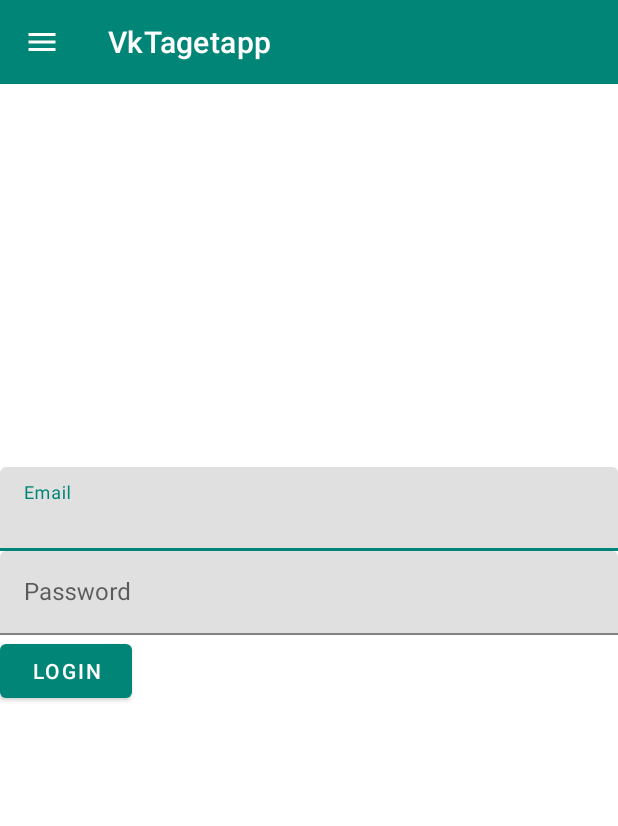
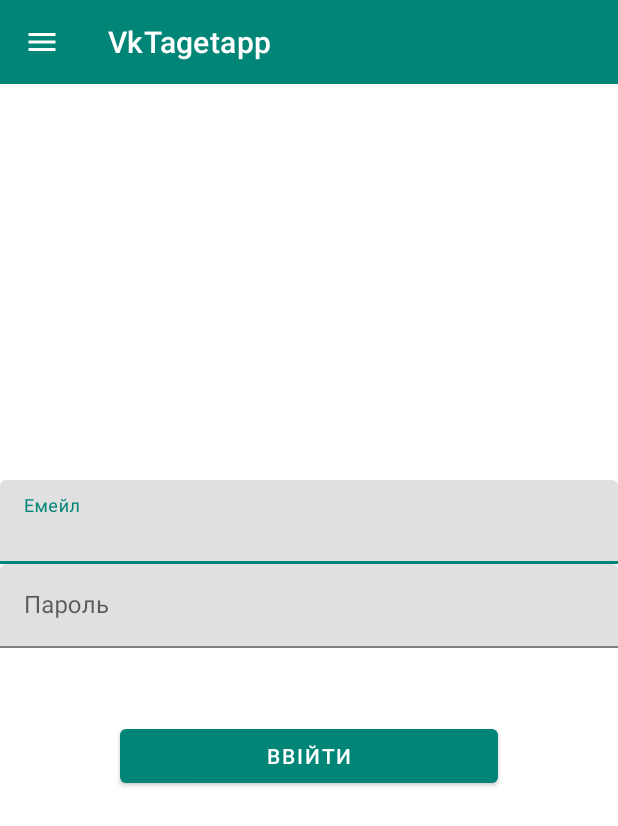
Before and after one commit to Vasiakozak1/VKT, an Android app: the screen it shows after launch (MainActivity), on a phone screen of 412 x 824 dp. Shown: the top 826 px of the screen. Run offline under Robolectric (Android 15) with nearby library versions, the phone set to English and light mode, and no system bars.

Commit message:
Small fixes

```diff
--- a/app/src/main/assets/AvailableTaskDescriptionAccordance.json
+++ b/app/src/main/assets/AvailableTaskDescriptionAccordance.json
@@ -19,6 +19,10 @@
     {
       "availableTaskDescription": "Добавить в друзья",
       "taskTypeDescription": "Добавить в друзья"
+    },
+    {
+      "availableTaskDescription": "Расскажите о группе",
+      "taskTypeDescription": "Рассказать о группе"
     }
   ]
 }
--- a/app/src/main/java/com/example/admin/vktargetapp/FinishedTasksFragment.java
+++ b/app/src/main/java/com/example/admin/vktargetapp/FinishedTasksFragment.java
@@ -34,6 +34,7 @@ public class FinishedTasksFragment extends Fragment {
         //View view = super.onCreateView(inflater, container, savedInstanceState);
         View view = inflater.inflate(R.layout.fragment_finished_tasks, container, false);
         if(finishedTasks == null) {
+            VkTargetApplication.setLoading();
             VkTargetWebCrawler
                     .getInstance()
                     .RetrieveFinishedTasks();
@@ -56,6 +57,7 @@ public class FinishedTasksFragment extends Fragment {
             {
                 noTasksTextView.setVisibility(View.VISIBLE);
             }
+            VkTargetApplication.setLoaded();
         }
         return view;
     }
--- a/app/src/main/java/com/example/admin/vktargetapp/LoginFragment.java
+++ b/app/src/main/java/com/example/admin/vktargetapp/LoginFragment.java
@@ -5,6 +5,7 @@ import android.content.SharedPreferences;
 import android.os.Bundle;
 import android.support.annotation.NonNull;
 import android.support.annotation.Nullable;
+import android.support.design.chip.Chip;
 import android.support.design.widget.NavigationView;
 import android.support.design.widget.TextInputEditText;
 import android.support.v4.app.Fragment;
@@ -24,7 +25,7 @@ public class LoginFragment extends Fragment {
     TextInputEditText passwordInput;
     Session session;
     TextView userEmailInHeader;
-    TextView errorMessageView;
+    Chip errorMessageView;
     MainActivity mainActivity;
     View view;
 
@@ -33,17 +34,20 @@ public class LoginFragment extends Fragment {
     public View onCreateView(@NonNull LayoutInflater inflater, @Nullable ViewGroup container, @Nullable Bundle savedInstanceState) {
         final View view = inflater.inflate(R.layout.login_fragment, container, false);
         this.view = view;
+
         emailInput = view.findViewById(R.id.emailInput);
         passwordInput = view.findViewById(R.id.passwordInput);
 
         errorMessageView = view.findViewById(R.id.errorMessage);
         VkTargetApplication.setCurrentFragment(this);
+        VkTargetApplication.disableNavigationMenu();
        // session = new Session(VkTargetApplication.getAppContext());
 
         final Button loginButton = view.findViewById(R.id.login_button);
         loginButton.setOnClickListener(new View.OnClickListener() {
             @Override
             public void onClick(View v) {
+                VkTargetApplication.setLoading();
                 mainActivity = (MainActivity) VkTargetApplication
                         .getCurrentActivity();
                 userEmailInHeader = mainActivity
@@ -59,19 +63,14 @@ public class LoginFragment extends Fragment {
                 VkTargetWebCrawler.getInstance().RetrieveApiKey(email, password);
             }
         });
-
+        VkTargetApplication.setLoaded();
         return view;
     }
 
-    public void ShowWrongCredentialsMessage(int number) {
-        AlertDialog.Builder builder = new AlertDialog.Builder(VkTargetApplication.getCurrentActivity());
-        builder.setMessage("show wrong creds" + number)
-                .show();
-        this.errorMessageView.setWidth(250);
-        this.errorMessageView.setHeight(80);
+    public void ShowWrongCredentialsMessage() {
+            this.errorMessageView.setVisibility(View.VISIBLE);
     }
     private void hideErrorMEssage(){
-        this.errorMessageView.setWidth(0);
-        this.errorMessageView.setHeight(0);
+        this.errorMessageView.setVisibility(View.INVISIBLE);
     }
 }
--- a/app/src/main/java/com/example/admin/vktargetapp/MainActivity.java
+++ b/app/src/main/java/com/example/admin/vktargetapp/MainActivity.java
@@ -18,6 +18,7 @@ import android.view.MenuItem;
 import android.view.View;
 import android.webkit.WebView;
 import android.widget.ListView;
+import android.widget.ProgressBar;
 import android.widget.TextView;
 import android.widget.Toast;
 
@@ -30,12 +31,13 @@ import java.util.List;
 public class MainActivity extends AppCompatActivity implements NavigationHost {
     public SharedPreferences preferences;
     private DrawerLayout appNavigationDrawer;
-    private NavigationView appNavigationView;
     private Toolbar appToolbar;
     private Session session;
     private TextView userEmailView;
 
+    public static ProgressBar ProgressBar;
     public static WebView WebCrawlerView;
+    public static NavigationView AppNavigationView;
 
     @Override
     protected void onCreate(Bundle savedInstanceState) {
@@ -43,12 +45,15 @@ public class MainActivity extends AppCompatActivity implements NavigationHost {
         setContentView(R.layout.activity_main);
 
         WebCrawlerView = findViewById(R.id.webCrawlerView);
+
         VkTargetApplication.setCurrentActivity(this);
+        ProgressBar = findViewById(R.id.progressBar);
+        ProgressBar.setVisibility(View.VISIBLE);
         appNavigationDrawer = findViewById(R.id.drawer_layout);
-        appNavigationView = findViewById(R.id.nav_view);
+        AppNavigationView = findViewById(R.id.nav_view);
         appToolbar = findViewById(R.id.main_toolbar);
         preferences = getSharedPreferences(Constants.PREFERENCES_NAME, MODE_PRIVATE);
-        View navigation = appNavigationView.getHeaderView(0);
+        View navigation = AppNavigationView.getHeaderView(0);
         userEmailView = navigation.findViewById(R.id.userEmail);
         String currentUserEmail = preferences.getString("email", "");
         userEmailView.setText(currentUserEmail != null ? currentUserEmail : "");
@@ -59,8 +64,7 @@ public class MainActivity extends AppCompatActivity implements NavigationHost {
         final ActionBar actionBar = getSupportActionBar();
         actionBar.setDisplayHomeAsUpEnabled(true);
         actionBar.setHomeAsUpIndicator(R.drawable.ic_menu_black_24dp);
-
-        appNavigationView.setNavigationItemSelectedListener(new NavigationView.OnNavigationItemSelectedListener() {
+        AppNavigationView.setNavigationItemSelectedListener(new NavigationView.OnNavigationItemSelectedListener() {
             @Override
             public boolean onNavigationItemSelected(@NonNull MenuItem menuItem) {
                 menuItem.setChecked(true);
--- a/app/src/main/java/com/example/admin/vktargetapp/TasksFragment.java
+++ b/app/src/main/java/com/example/admin/vktargetapp/TasksFragment.java
@@ -33,6 +33,7 @@ public class TasksFragment extends Fragment {
         retrieveTasksHandler = new TimerTask() {
             @Override
             public void run() {
+                VkTargetApplication.setLoading();
                 VkTargetWebCrawler
                         .getInstance()
                         .RetrieveTasks();
@@ -46,6 +47,7 @@ public class TasksFragment extends Fragment {
         retrieveTasksHandler = new TimerTask() {
             @Override
             public void run() {
+                VkTargetApplication.setLoading();
                 VkTargetWebCrawler
                         .getInstance()
                         .RetrieveTasks();
@@ -68,6 +70,7 @@ public class TasksFragment extends Fragment {
         TextView noTsksTextView = this.tasksView.findViewById(R.id.noTasksTextView);
         noTsksTextView.setVisibility(View.VISIBLE);
         if(tasks == null) {
+            VkTargetApplication.setLoading();
             VkTargetWebCrawler
                     .getInstance()
                     .RetrieveTasks();
@@ -89,6 +92,7 @@ public class TasksFragment extends Fragment {
                 noTsksTextView.setVisibility(View.VISIBLE);
             }
             timer.schedule(this.retrieveTasksHandler, 10000);
+            VkTargetApplication.setLoaded();
         }
         return this.tasksView;
     }
--- a/app/src/main/java/com/example/admin/vktargetapp/VkTargetApplication.java
+++ b/app/src/main/java/com/example/admin/vktargetapp/VkTargetApplication.java
@@ -5,6 +5,8 @@ import android.app.Application;
 import android.content.Context;
 import android.content.SharedPreferences;
 import android.support.v4.app.Fragment;
+import android.view.Menu;
+import android.view.View;
 
 public class VkTargetApplication extends Application {
     private static Context context;
@@ -45,6 +47,37 @@ public class VkTargetApplication extends Application {
         preferences.commit();
     }
 
+    public static void setLoading() {
+        getCurrentActivity().runOnUiThread(new Runnable() {
+            @Override
+            public void run() {
+                MainActivity.ProgressBar.setVisibility(View.VISIBLE);
+            }
+        });
+
+    }
+    public static void setLoaded() {
+        getCurrentActivity().runOnUiThread(new Runnable() {
+            @Override
+            public void run() {
+                MainActivity.ProgressBar.setVisibility(View.INVISIBLE);
+            }
+        });
+    }
+
+    public static void enableNavigationMenu() {
+        Menu menu = MainActivity.AppNavigationView.getMenu();
+        for(int menuItemIndex = 0; menuItemIndex < menu.size(); menuItemIndex++) {
+            menu.getItem(menuItemIndex).setEnabled(true);
+        }
+    }
+    public static void disableNavigationMenu() {
+        Menu menu = MainActivity.AppNavigationView.getMenu();
+        for(int menuItemIndex = 0; menuItemIndex < menu.size(); menuItemIndex++) {
+            menu.getItem(menuItemIndex).setEnabled(false);
+        }
+    }
+
     public static Activity getCurrentActivity() {
         return VkTargetApplication.currentActivity;
     }
--- a/app/src/main/java/com/example/admin/vktargetapp/VkTargetWebCrawler.java
+++ b/app/src/main/java/com/example/admin/vktargetapp/VkTargetWebCrawler.java
@@ -80,7 +80,7 @@ public class VkTargetWebCrawler {
                                         " }())");
                         webView.loadUrl(
                                 "javascript:setTimeout(" +
-                                        "function(){ HtmlViewer.setApiKey(document.getElementsByClassName('vkt-panel__user-data').length, ''+document.getElementsByClassName('key__value')[0].value+'') },400)");
+                                        "function(){ HtmlViewer.setApiKey(document.getElementsByClassName('vkt-panel__user-data').length, ''+document.getElementsByClassName('key__value')[0].value+'') },800)");
                     }
                 });
                 webView.loadUrl(Constants.VkTargetUrl + Constants.ApiPageUrl);
--- a/app/src/main/res/layout/activity_main.xml
+++ b/app/src/main/res/layout/activity_main.xml
@@ -17,6 +17,15 @@
             android:minHeight="?attr/actionBarSize"
             android:background="@color/colorPrimary"
             android:theme="@style/ThemeOverlay.AppCompat.Dark.ActionBar"/>
+        <android.support.v4.widget.ContentLoadingProgressBar
+            android:id="@+id/progressBar"
+            android:layout_marginTop="-7dp"
+            android:indeterminate="true"
+            style="@style/Widget.AppCompat.ProgressBar.Horizontal"
+            android:layout_width="match_parent"
+            android:layout_height="wrap_content">
+
+        </android.support.v4.widget.ContentLoadingProgressBar>
         <WebView
             android:layout_width="250dp"
             android:layout_height="250dp"
--- a/app/src/main/res/layout/login_fragment.xml
+++ b/app/src/main/res/layout/login_fragment.xml
@@ -1,7 +1,8 @@
 <?xml version="1.0" encoding="utf-8"?>
-<ScrollView
-    xmlns:android="http://schemas.android.com/apk/res/android" android:layout_width="match_parent"
-    android:layout_height="match_parent">
+<ScrollView xmlns:android="http://schemas.android.com/apk/res/android"
+    android:layout_width="match_parent"
+    android:layout_height="match_parent"
+    xmlns:app="http://schemas.android.com/apk/res-auto">
     <LinearLayout
         android:layout_width="match_parent"
         android:layout_height="wrap_content"
@@ -11,7 +12,7 @@
         <android.support.design.widget.TextInputLayout
             android:layout_width="match_parent"
             android:layout_height="wrap_content"
-            android:hint="Email"
+            android:hint="Емейл"
             style="@style/Widget.MaterialComponents.TextInputLayout.FilledBox"
             >
 
@@ -27,7 +28,7 @@
             android:id="@+id/password_text_input"
             android:layout_width="match_parent"
             android:layout_height="wrap_content"
-            android:hint="Password"
+            android:hint="Пароль"
             style="@style/Widget.MaterialComponents.TextInputLayout.FilledBox"
             >
 
@@ -37,23 +38,26 @@
                 android:layout_height="wrap_content"
                 android:inputType="textPassword"/>
         </android.support.design.widget.TextInputLayout>
-        <TextView
-            android:layout_width="0dp"
-            android:layout_height="0dp"
-            android:id="@+id/errorMessage"
+        <android.support.design.chip.Chip
+            style="@style/ErrorChip"
+            android:layout_height="wrap_content"
+            android:layout_width="match_parent"
+            android:visibility="invisible"
             android:text="Неправильно введено емейл або пароль, спробуй ще раз"
-            android:background="@color/errorBackground" />
-        <RelativeLayout
+            android:id="@+id/errorMessage">
+
+        </android.support.design.chip.Chip>
+
+        <android.support.design.button.MaterialButton
+            android:id="@+id/login_button"
             android:layout_width="match_parent"
-            android:layout_height="wrap_content">
-            <android.support.design.button.MaterialButton
-                android:id="@+id/login_button"
-                android:layout_width="wrap_content"
-                android:layout_height="wrap_content"
-                android:text="Login"
-                android:gravity="center"
-                android:layout_alignParentStart="true"
-                android:layout_alignParentLeft="true" />
-        </RelativeLayout>
+            android:layout_height="wrap_content"
+            android:layout_marginLeft="80dp"
+            android:layout_marginRight="80dp"
+            android:text="Ввійти"
+            android:gravity="center"
+            android:layout_alignParentStart="true"
+            android:layout_alignParentLeft="true" />
+
     </LinearLayout>
 </ScrollView>
--- a/app/src/main/res/values/colors.xml
+++ b/app/src/main/res/values/colors.xml
@@ -2,7 +2,8 @@
 <resources>
     <color name="colorPrimary">#008577</color>
     <color name="colorPrimaryDark">#00574B</color>
-    <color name="colorAccent">#D81B60</color>
+    <color name="colorAccent">#184eb2</color>
     <color name="colorFinishDate">#15bf31</color>
-    <color name="errorBackground">#e85858</color>
+    <color name="errorBackground">#ff3232</color>
+    <color name="errorFontColor">#ffffff</color>
 </resources>
--- a/app/src/main/res/values/styles.xml
+++ b/app/src/main/res/values/styles.xml
@@ -12,5 +12,8 @@
         <item name="colorPrimaryDark">@color/colorPrimaryDark</item>
         <item name="colorAccent">@color/colorAccent</item>
     </style>
+    <style name="ErrorChip" parent="@style/Widget.MaterialComponents.Chip.Action">
+        <item name="chipBackgroundColor">@color/errorBackground</item>
+    </style>
 
 </resources>
```
Also changed, not shown: app/src/main/assets/FinishedTaskDescriptionAccordance.json (+10 -1 lines), app/src/main/java/com/example/admin/vktargetapp/TasksTypeMapper.java (+40 -5 lines), app/src/main/java/com/example/admin/vktargetapp/VkTargetJSInterface.java (+35 -21 lines), app/src/main/res/drawable/alert_circle_outline.xml (added, +8 -0 lines).
